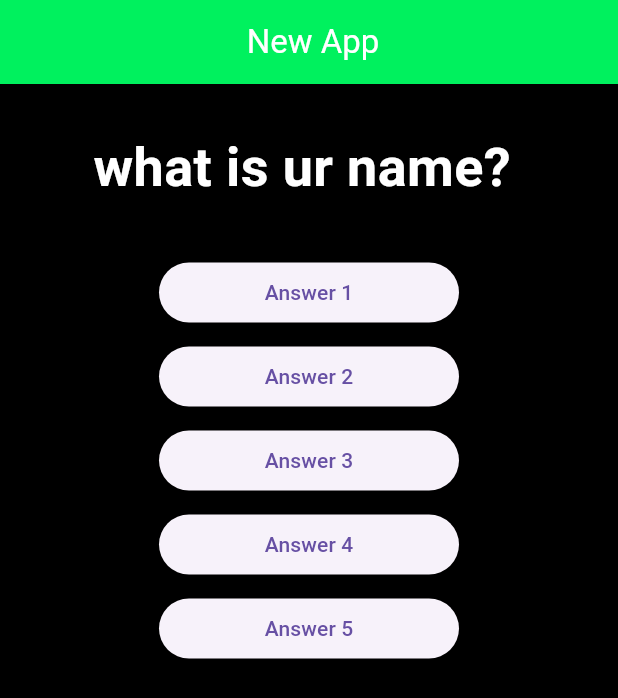
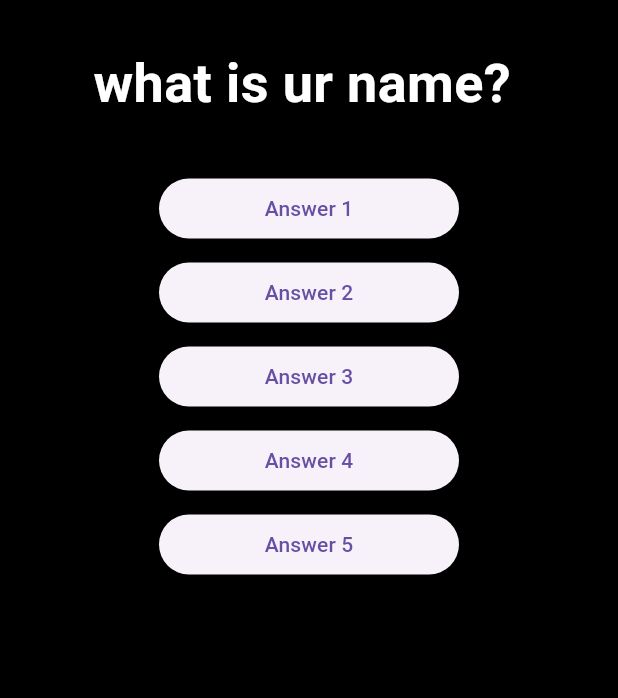
Before and after one commit to Robert-x1/FlutterBasics_QUIZ_APP, a Flutter app: the screen it shows after launch, on a phone screen of 412 x 824 dp. Shown: the top 698 px of the screen. Run offline on Flutter 3.47's test engine with Material 3 defaults, Android fonts, the phone set to English and light mode, and no system bars.

Commit message:
Remove TopApp BAr

```diff
--- a/lib/main.dart
+++ b/lib/main.dart
@@ -26,14 +26,6 @@ class _myAppState extends State<myApp> {
     return MaterialApp(
       home: Scaffold(
         backgroundColor: Colors.black,
-
-        appBar: AppBar(
-          backgroundColor: Color(0xFF00f15e),
-          title: Center(
-            child: Text(" New App", style: TextStyle(color: Colors.white)),
-          ),
-        ),
-
         body: Center(
           child: Column(
             children: [
```
